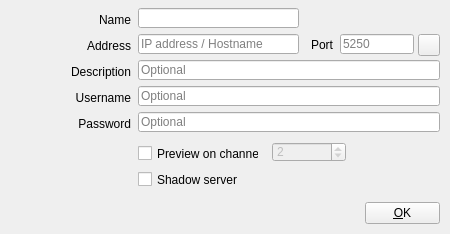
Qt form src/Widgets/DeviceDialog.ui (CasparCG/client) before a commit.
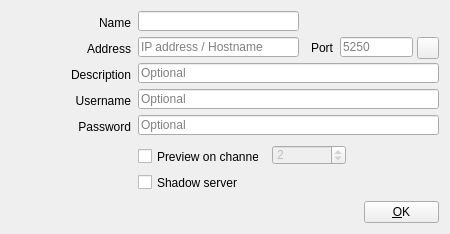
The same form after that commit. Icons and pictures are not drawn.

The edit to the form file:
```diff
--- a/src/Widgets/DeviceDialog.ui
+++ b/src/Widgets/DeviceDialog.ui
@@ -29,8 +29,8 @@
    <property name="geometry">
     <rect>
      <x>138</x>
-     <y>86</y>
-     <width>302</width>
+     <y>89</y>
+     <width>301</width>
      <height>20</height>
     </rect>
    </property>
@@ -42,7 +42,7 @@
    <property name="geometry">
     <rect>
      <x>60</x>
-     <y>64</y>
+     <y>67</y>
      <width>71</width>
      <height>16</height>
     </rect>
@@ -57,8 +57,8 @@
   <widget class="QPushButton" name="pushButtonOk">
    <property name="geometry">
     <rect>
-     <x>365</x>
-     <y>202</y>
+     <x>364</x>
+     <y>201</y>
      <width>75</width>
      <height>22</height>
     </rect>
@@ -77,7 +77,7 @@
    <property name="geometry">
     <rect>
      <x>138</x>
-     <y>34</y>
+     <y>37</y>
      <width>161</width>
      <height>20</height>
     </rect>
@@ -90,7 +90,7 @@
    <property name="geometry">
     <rect>
      <x>80</x>
-     <y>38</y>
+     <y>41</y>
      <width>51</width>
      <height>16</height>
     </rect>
@@ -106,7 +106,7 @@
    <property name="geometry">
     <rect>
      <x>302</x>
-     <y>35</y>
+     <y>38</y>
      <width>31</width>
      <height>20</height>
     </rect>
@@ -122,7 +122,7 @@
    <property name="geometry">
     <rect>
      <x>60</x>
-     <y>90</y>
+     <y>93</y>
      <width>71</width>
      <height>16</height>
     </rect>
@@ -138,8 +138,8 @@
    <property name="geometry">
     <rect>
      <x>138</x>
-     <y>60</y>
-     <width>302</width>
+     <y>63</y>
+     <width>301</width>
      <height>20</height>
     </rect>
    </property>
@@ -151,8 +151,8 @@
    <property name="geometry">
     <rect>
      <x>340</x>
-     <y>34</y>
-     <width>74</width>
+     <y>37</y>
+     <width>73</width>
      <height>20</height>
     </rect>
    </property>
@@ -167,7 +167,7 @@
    <property name="geometry">
     <rect>
      <x>60</x>
-     <y>114</y>
+     <y>117</y>
      <width>71</width>
      <height>20</height>
     </rect>
@@ -183,8 +183,8 @@
    <property name="geometry">
     <rect>
      <x>138</x>
-     <y>112</y>
-     <width>302</width>
+     <y>115</y>
+     <width>301</width>
      <height>20</height>
     </rect>
    </property>
@@ -199,7 +199,7 @@
    <property name="geometry">
     <rect>
      <x>138</x>
-     <y>171</y>
+     <y>174</y>
      <width>151</width>
      <height>17</height>
     </rect>
@@ -212,7 +212,7 @@
    <property name="geometry">
     <rect>
      <x>138</x>
-     <y>8</y>
+     <y>11</y>
      <width>161</width>
      <height>20</height>
     </rect>
@@ -222,7 +222,7 @@
    <property name="geometry">
     <rect>
      <x>80</x>
-     <y>12</y>
+     <y>15</y>
      <width>51</width>
      <height>16</height>
     </rect>
@@ -238,7 +238,7 @@
    <property name="geometry">
     <rect>
      <x>10</x>
-     <y>10</y>
+     <y>13</y>
      <width>64</width>
      <height>64</height>
     </rect>
@@ -256,8 +256,8 @@
   <widget class="QToolButton" name="toolButtonTestConnection">
    <property name="geometry">
     <rect>
-     <x>418</x>
-     <y>34</y>
+     <x>417</x>
+     <y>37</y>
      <width>22</width>
      <height>22</height>
     </rect>
@@ -279,7 +279,7 @@
    <property name="geometry">
     <rect>
      <x>272</x>
-     <y>142</y>
+     <y>145</y>
      <width>74</width>
      <height>20</height>
     </rect>
@@ -301,7 +301,7 @@
    <property name="geometry">
     <rect>
      <x>138</x>
-     <y>145</y>
+     <y>148</y>
      <width>121</width>
      <height>17</height>
     </rect>
```
